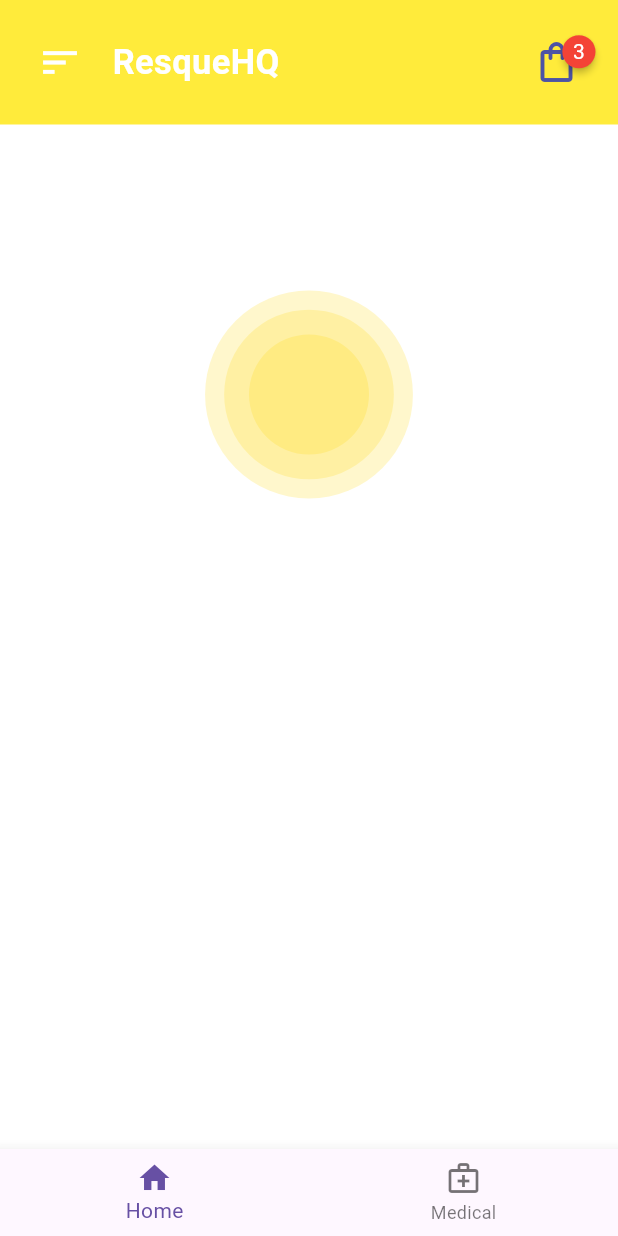
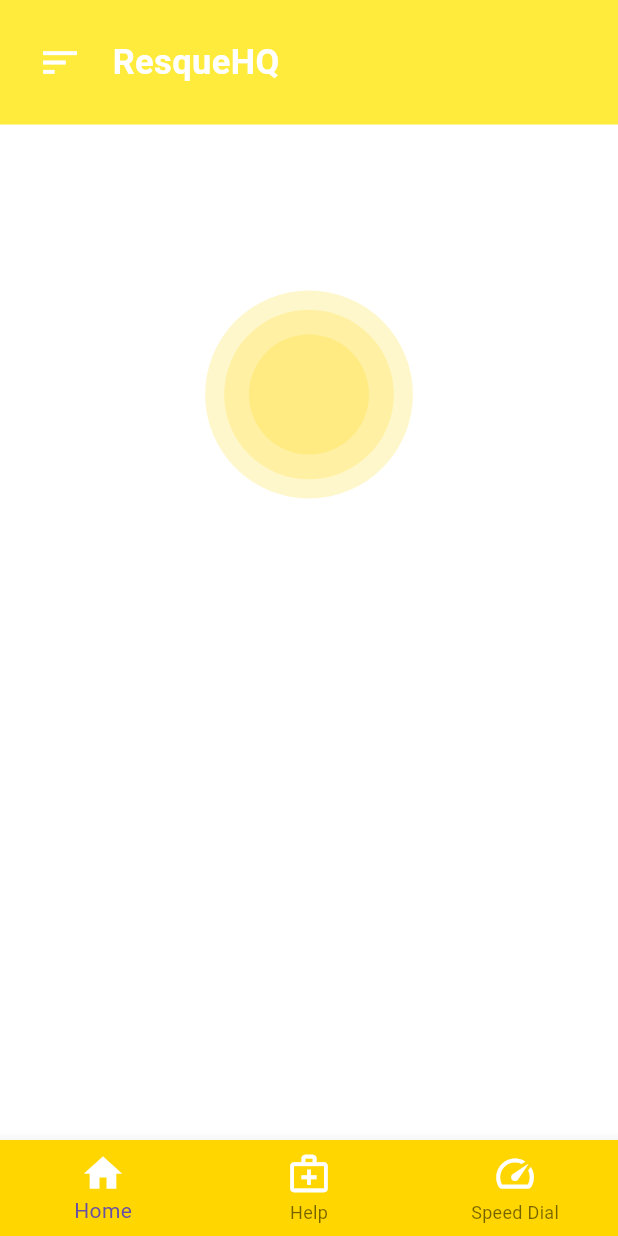
Before and after one commit to lythnaggayi/ResqueHQ, a Flutter app: the screen it shows after launch, on a phone screen of 412 x 824 dp. Run offline on Flutter 3.47's test engine with Material 3 defaults, Android fonts, the phone set to English and light mode, and no system bars; drawn by our look-alikes of badges.

Commit message:
I have added code for the home page sans google map api. I streamlined navigation between pages and colour.

```diff
--- a/rescue_hq/lib/main.dart
+++ b/rescue_hq/lib/main.dart
@@ -1,5 +1,7 @@
 import 'package:flutter/material.dart';
 import 'package:rescue_hq/pages/homepage.dart';
+import 'package:rescue_hq/pages/possible_first_aid.dart';
+import 'package:rescue_hq/widgets/homeappbar.dart';
 
 class DatItem {
   String? id;
@@ -35,9 +37,12 @@ class MyApp extends StatelessWidget {
       theme: ThemeData(
         scaffoldBackgroundColor: Colors.white,
       ),
-      routes: {
-        "/": (context) => const HomePage(),
-      },
+      home: const MyHomePage(
+        title: '',
+      ),
+      //routes: {
+      //  "/": (context) => const HomePage(),
+      // },
     );
   }
 }
@@ -82,29 +87,29 @@ class _MyHomePageState extends State<MyHomePage> {
   @override
   Widget build(BuildContext context) {
     return Scaffold(
-      appBar: AppBar(
-        backgroundColor: const Color.fromARGB(141, 255, 255, 255),
-        title: Row(
-          mainAxisAlignment: MainAxisAlignment.spaceBetween,
-          children: [
-            const Icon(Icons.menu),
-            SizedBox(
-              height: 40,
-              width: 40,
-              child: ClipRRect(
-                borderRadius: BorderRadius.circular(20),
-                child: Image.asset('images/user.png'),
-              ),
-            )
-          ],
-        ),
-      ),
+      // appBar: AppBar(
+      //   backgroundColor: const Color.fromARGB(141, 255, 255, 255),
+      //   title: Row(
+      //     mainAxisAlignment: MainAxisAlignment.spaceBetween,
+      //     children: [
+      //       const Icon(Icons.menu),
+      //       SizedBox(
+      //         height: 40,
+      //         width: 40,
+      //         child: ClipRRect(
+      //           borderRadius: BorderRadius.circular(20),
+      //           child: Image.asset('images/user.png'),
+      //         ),
+      //       )
+      //     ],
+      //   ),
+      // ),
       body: Center(
           child: _currentIndex == 2
               ? Container(
-                  padding: const EdgeInsets.symmetric(horizontal: 15),
                   color: const Color.fromARGB(141, 255, 255, 255),
                   child: Column(children: [
+                    const HomeAppBar(),
                     // searchBox(),
                     Container(
                       padding: const EdgeInsets.symmetric(
@@ -134,7 +139,6 @@ class _MyHomePageState extends State<MyHomePage> {
                             hintStyle: TextStyle(color: Colors.grey)),
                       ),
                     ),
-
                     Expanded(
                       child: ListView(
                         children: [
@@ -179,47 +183,46 @@ class _MyHomePageState extends State<MyHomePage> {
                       ),
                     )
                   : _currentIndex == 1
-                      ? Container(
-                          child: Text('Contacts page(adding soon)'),
-                        )
-                      // Put here code for home page
-                      : Container(
-                          child: Text('Home page(feel free to change icon)'),
-                        )),
+                      ? const Accordion() //first aid options page
+                      : const HomePage()), //the home page
       bottomNavigationBar: BottomNavigationBar(
-        selectedLabelStyle:
-            TextStyle(color: Colors.blue), // Change color for selected item
-        unselectedLabelStyle: TextStyle(color: Colors.grey),
-        backgroundColor: Colors.purple,
+        selectedLabelStyle: const TextStyle(
+            color: Colors.white), // Change color for selected item
+        unselectedLabelStyle: const TextStyle(color: Colors.grey),
+        backgroundColor: const Color(0xFFFFD600),
         items: const [
           BottomNavigationBarItem(
-            label: 'Health',
+            label: 'Home',
             icon: Icon(
-              Icons.health_and_safety,
-              color: Colors.black,
+              Icons.home,
+              color: Colors.white,
+              size: 30.0,
             ),
           ),
           BottomNavigationBarItem(
-            label: 'Contacts',
+            label: 'Help',
             icon: Icon(
-              Icons.contact_page_sharp,
-              color: Colors.black,
+              Icons.medical_services_outlined,
+              color: Colors.white,
+              size: 30.0,
             ),
           ),
           BottomNavigationBarItem(
             label: 'Speed Dial',
             icon: Icon(
               Icons.speed,
-              color: Colors.black,
+              color: Colors.white,
+              size: 30.0,
             ),
           ),
-          BottomNavigationBarItem(
-            label: 'First Aid',
-            icon: Icon(
-              Icons.local_hospital,
-              color: Colors.black,
-            ),
-          )
+          // BottomNavigationBarItem(
+          //   label: 'First Aid',
+          //   icon: Icon(
+          //     Icons.local_hospital,
+          //     color: Colors.white,
+          //     size: 30.0,
+          //   ),
+          // )
         ],
         currentIndex: _currentIndex,
         onTap: (int index) {
--- a/rescue_hq/lib/pages/homepage.dart
+++ b/rescue_hq/lib/pages/homepage.dart
@@ -13,7 +13,6 @@ class HomePage extends StatefulWidget {
 
 class _HomePageState extends State<HomePage> {
   // ignore: unused_field
-  int _currentIndex = 0;
 
   @override
   Widget build(BuildContext context) {
@@ -32,24 +31,6 @@ class _HomePageState extends State<HomePage> {
                   ))
             ]))
       ]),
-      bottomNavigationBar: BottomNavigationBar(
-        items: const [
-          BottomNavigationBarItem(
-            label: 'Home',
-            icon: Icon(Icons.home),
-          ),
-          BottomNavigationBarItem(
-            label: 'Medical',
-            icon: Icon(Icons.medical_services_outlined),
-          ),
-        ],
-        currentIndex: _currentIndex,
-        onTap: (int index) {
-          setState(() {
-            _currentIndex = index;
-          });
-        },
-      ),
     );
   }
 }
--- a/rescue_hq/lib/widgets/button.dart
+++ b/rescue_hq/lib/widgets/button.dart
@@ -1,5 +1,6 @@
 import 'package:flutter/material.dart';
 
+//this is the big round button on the home page
 class Button extends StatelessWidget {
   const Button({super.key});
 
--- a/rescue_hq/lib/widgets/homeappbar.dart
+++ b/rescue_hq/lib/widgets/homeappbar.dart
@@ -1,6 +1,6 @@
-import 'package:badges/badges.dart' as badges;
 import 'package:flutter/material.dart';
 
+//this is the  appbar
 class HomeAppBar extends StatelessWidget {
   const HomeAppBar({super.key});
 
@@ -9,10 +9,10 @@ class HomeAppBar extends StatelessWidget {
     return Container(
       color: Colors.yellow,
       padding: const EdgeInsets.all(25.0),
-      child: Row(
+      child: const Row(
         children: [
-          const Icon(Icons.sort, size: 30.0, color: Color(0xFFFFFFFF)),
-          const Padding(
+          Icon(Icons.sort, size: 30.0, color: Color(0xFFFFFFFF)),
+          Padding(
               padding: EdgeInsets.only(
                 left: 20,
               ),
@@ -22,24 +22,13 @@ class HomeAppBar extends StatelessWidget {
                     fontWeight: FontWeight.bold,
                     color: Color(0xFFFFFFFF),
                   ))),
-          const Spacer(),
-          badges.Badge(
-              badgeStyle: const badges.BadgeStyle(
-                badgeColor: Colors.red,
-                padding: EdgeInsets.all(7.0),
-              ),
-              badgeContent: const Text(
-                "3",
-                style: TextStyle(
-                  color: Colors.white,
-                ),
-              ),
-              child: InkWell(
-                  onTap: () {
-                    Navigator.pushNamed(context, "cartPage");
-                  },
-                  child: const Icon(Icons.shopping_bag_outlined,
-                      size: 32.0, color: Color(0xFF4C53A5))))
+          // const Spacer(),
+          // InkWell(
+          //     onTap: () {
+          //       Navigator.pushNamed(context, "cartPage");
+          //     },
+          //     child: const Icon(Icons.contacts,
+          //         size: 32.0, color: Color(0xFF4C53A5)))
         ],
       ),
     );
--- a/rescue_hq/lib/widgets/waveanimation.dart
+++ b/rescue_hq/lib/widgets/waveanimation.dart
@@ -2,6 +2,8 @@
 import 'dart:math';
 
 import 'package:flutter/material.dart';
+
+//this makes the button on the home page appear like a wave
 
 class WaveAnimation extends StatefulWidget {
   const WaveAnimation({
```
Also changed, not shown: rescue_hq/lib/pages/possible_first_aid.dart (renamed from rescue_hq/lib/possible_first_aid.dart, +3 -6 lines), 1 other file.
